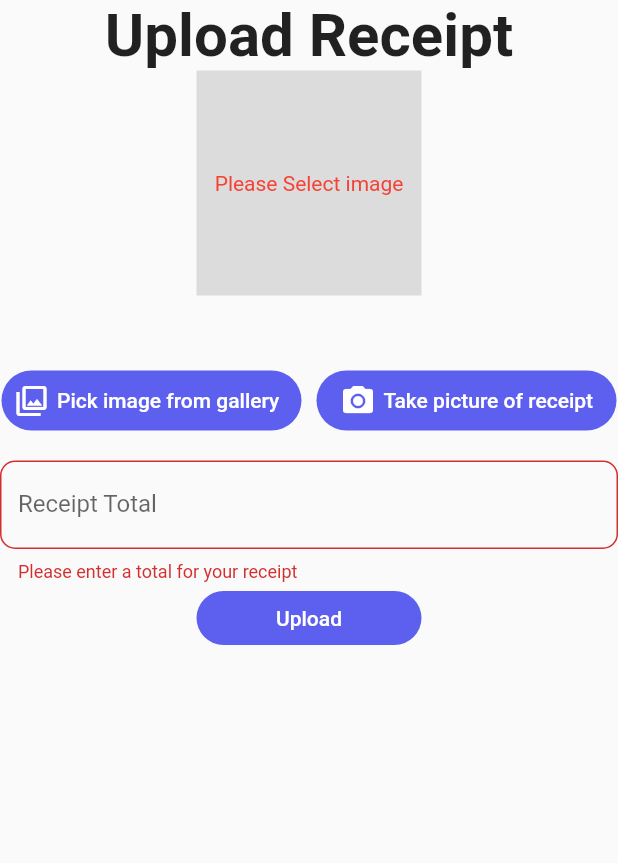
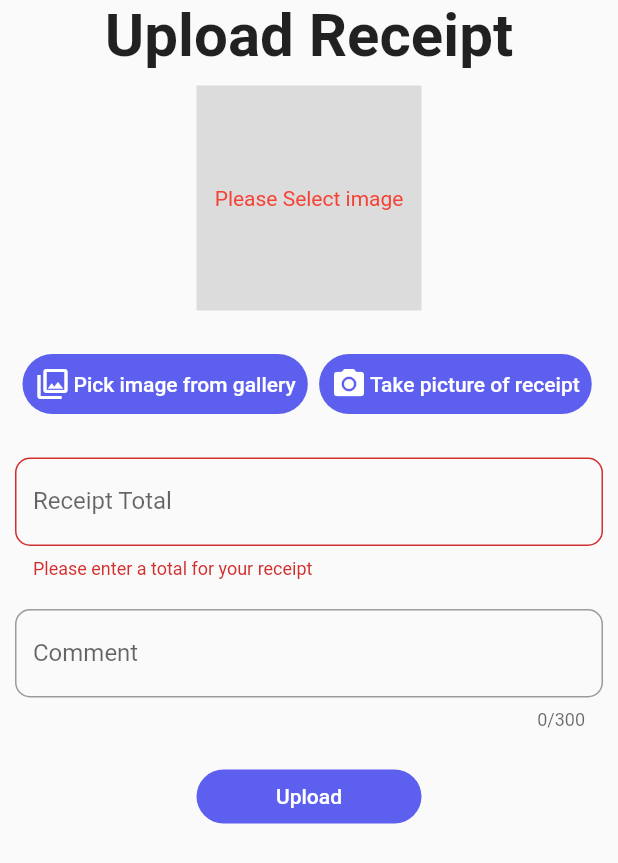
Before and after one commit to Austin-Metke/expense_tracker, a Flutter app: the ReceiptRoute screen opened directly, after a tap on "Upload", on a phone screen of 412 x 824 dp. Shown: the top 863 px of the screen. Run offline on Flutter 3.47's test engine with Material 2 defaults, Android fonts, the phone set to English and light mode, and no system bars; drawn by our look-alikes of oktoast; our stand-ins replace cloud_firestore, cloud_functions, currency_text_input_formatter, firebase_auth, firebase_core, flutter_native_image and 2 more; missing offline and left inert: dart:ffi, firebase_auth_platform_interface; accounts and stored records are empty.

```diff
--- a/lib/Global.dart
+++ b/lib/Global.dart
@@ -1,12 +1,15 @@
+import 'package:firebase_auth/firebase_auth.dart';
 import 'package:flutter/material.dart';
 class Global {
 
   static Color colorBlue = const Color(0xff5d5fef);
 
-  static ButtonStyle defaultButtonStyle = TextButton.styleFrom(
+  static ButtonStyle defaultButtonStyle =  TextButton.styleFrom(
   shape: const StadiumBorder(),
   maximumSize: Size.infinite,
   backgroundColor: Global.colorBlue,
   primary: Colors.white,
   );
+  static FirebaseAuth auth = FirebaseAuth.instance;
+
 }
--- a/lib/Receipt.dart
+++ b/lib/Receipt.dart
@@ -6,28 +6,31 @@ class Receipt {
 
   double? _receiptTotal;
   File? _receiptImage;
+  String? _receiptComment;
   toJson() => _serializeToJson(this);
 
 
-  Receipt({required double? total, required File? image }) {
+  Receipt({required double? total, required File? image, String? comment}) {
 
     _receiptTotal = total;
     _receiptImage = image;
+    _receiptComment = comment;
 
   }
 
    Map<String, dynamic> _serializeToJson(Receipt receipt)  {
 
 
-   var imageAsBytes = File(receipt._receiptImage.toString().substring(0, receipt._receiptImage.toString().length - 1).substring(7)).readAsBytesSync();
+   final _imageAsBytes = File(receipt._receiptImage!.absolute.path).readAsBytesSync();
 
-   var b64Enc = base64Encode(imageAsBytes);
+   final _b64Enc = base64Encode(_imageAsBytes);
 
 
     return <String, dynamic>{
 
-      'image': b64Enc,
-      'total': receipt._receiptTotal
+      'image': _b64Enc,
+      'total': receipt._receiptTotal,
+      'comment': receipt._receiptComment,
 
     };
 
--- a/lib/ReceiptPage.dart
+++ b/lib/ReceiptPage.dart
@@ -1,6 +1,7 @@
+import 'dart:ffi';
 import 'dart:io';
+import 'package:cloud_firestore/cloud_firestore.dart';
 import 'package:firebase_auth/firebase_auth.dart';
-import 'package:firebase_database/firebase_database.dart';
 import 'package:flutter/material.dart';
 import 'package:flutter/services.dart';
 import 'package:image_picker/image_picker.dart';
@@ -19,23 +20,23 @@ class ReceiptRoute extends StatefulWidget {
 
 class _ReceiptRouteState extends State<ReceiptRoute> {
   final _key = GlobalKey<FormState>();
+  final _commentLength = 140;
   File? _image;
   double? _receiptTotal;
+  String? _comment;
   final _format = CurrencyTextInputFormatter(
       symbol: "\$ ", decimalDigits: 2, turnOffGrouping: true);
   var auth = FirebaseAuth.instance;
-  var dbRef = FirebaseDatabase.instance.ref("users");
-
-  late bool showLoading = false;
+  var dbRef = FirebaseFirestore.instance.collection('users');
+  var _enableButton = true;
+  final characterLimit = 300;
 
   @override
   Widget build(BuildContext context) {
     return OKToast(
-
         radius: 10,
-
         child: Scaffold(
-      resizeToAvoidBottomInset: false,
+          resizeToAvoidBottomInset: true,
           body: SingleChildScrollView(
             child: Form(
               key: _key,
@@ -51,12 +52,17 @@ class _ReceiptRouteState extends State<ReceiptRoute> {
                       ),
                     ),
                   ),
-              _image != null
+
+                  //*************Image*************
+                  Padding(
+                    padding: const EdgeInsets.all(10),
+                    child: Container(
+                      child: _image != null
                           ? Image.file(
                               _image!,
                               filterQuality: FilterQuality.medium,
                               width: 150,
-                      height: 200,
+                              height: 150,
                               fit: BoxFit.cover,
                             )
                           : Container(
@@ -71,37 +77,40 @@ class _ReceiptRouteState extends State<ReceiptRoute> {
                                         ? Colors.black
                                         : Colors.red,
                                   ),
-                      ))),
-              const SizedBox(
-                height: 50,
                                 ),
-              Row(
+                              ),
+                            ),
+                    ),
+                  ),
+                  //***********************
+
+                  //*************ImageButtons*************
+                  Padding(
+                    padding: const EdgeInsets.all(10),
+                    child: Row(
                         crossAxisAlignment: CrossAxisAlignment.center,
                         mainAxisAlignment: MainAxisAlignment.center,
                         children: <Widget>[
-                    SizedBox(
-                      height: 40,
-                      width: 200,
+                          Padding(
+                            padding: const EdgeInsets.all(2.5),
                             child: TextButton(
                               style: Global.defaultButtonStyle,
                               child: Row(
                                 children: const <Widget>[
-                            Icon(
+                                  Padding(
+                                    padding: EdgeInsets.fromLTRB(0, 0, 2, 0),
+                                    child: Icon(
                                       Icons.photo_library_outlined,
                                     ),
-                            SizedBox(width: 5),
+                                  ),
                                   Text("Pick image from gallery"),
                                 ],
                               ),
                               onPressed: () => getImage(),
                             ),
                           ),
-                    const SizedBox(
-                      width: 10,
-                    ),
-                    SizedBox(
-                      height: 40,
-                      width: 200,
+                          Padding(
+                            padding: EdgeInsets.all(5),
                             child: TextButton(
                               style: Global.defaultButtonStyle,
                               onPressed: () => getCamera(),
@@ -109,15 +118,22 @@ class _ReceiptRouteState extends State<ReceiptRoute> {
                                   crossAxisAlignment: CrossAxisAlignment.center,
                                   mainAxisAlignment: MainAxisAlignment.center,
                                   children: const <Widget>[
-                              Icon(Icons.camera_alt),
-                              SizedBox(width: 5),
+                                    Padding(
+                                      padding: EdgeInsets.fromLTRB(0, 0, 2, 0),
+                                      child: Icon(Icons.camera_alt),
+                                    ),
                                     Text("Take picture of receipt"),
                                   ]),
                             ),
                           ),
                         ]),
-              const SizedBox(height: 20),
-              TextFormField(
+                  ),
+                  //**************************
+
+                  //************TotalFormField***********
+                  Padding(
+                    padding: EdgeInsets.all(10),
+                    child: TextFormField(
                       decoration: InputDecoration(
                         labelText: "Receipt Total",
                         hintText: _format.format('000'),
@@ -127,31 +143,56 @@ class _ReceiptRouteState extends State<ReceiptRoute> {
                       ),
                       showCursor: true,
                       keyboardType: TextInputType.number,
-
-                //Ternary operation prevents substring() error from parsing a null value
                       onChanged: (value) =>
                           _receiptTotal = double.parse(value.substring(2)),
-                onFieldSubmitted: (value) => _key.currentState?.validate(),
-
+                      onFieldSubmitted: (value) =>
+                          _key.currentState?.validate(),
                       validator: (value) => _validateTotal(value),
                       inputFormatters: [_format],
                     ),
-              SizedBox(
+                  ),
+                  //**********************************
+
+                  //***********CommentFormField*********
+                  Padding(
+                    padding: const EdgeInsets.all(10),
+                    child: TextFormField(
+                      decoration: const InputDecoration(
+                        labelText: "Comment",
+                        hintText: "Add a comment (optional)",
+                        border: OutlineInputBorder(
+                          borderRadius: BorderRadius.all(Radius.circular(10)),
+                        ),
+                      ),
+                      onChanged: (value) => _comment = value,
+                      validator: (value) => _validateComment(value),
+                      onFieldSubmitted: (value) =>
+                          _key.currentState?.validate(),
+                      maxLength: characterLimit,
+                    ),
+                  ),
+                  //**********************************
+
+                  //************UploadButton**********
+                  Padding(
+                    padding: const EdgeInsets.all(10),
+                    child: SizedBox(
                       width: 150,
                       child: TextButton(
                         style: Global.defaultButtonStyle,
-                    child: Text("Upload"),
-                    onPressed: () => _uploadReceipt(),
-                  )
+                        child: const Text("Upload"),
+                        //Ternary operation to ensure _uploadReceipt() isn't called during an upload
+                        onPressed: () =>
+                            _enableButton ? _uploadReceipt() : null,
                       ),
-
-
+                    ),
+                  ),
+                  //*********************************
                 ],
               ),
             ),
           ),
-    )
-    );
+        ));
   }
 
   Future getImage() async {
@@ -182,30 +223,24 @@ class _ReceiptRouteState extends State<ReceiptRoute> {
     }
   }
 
+
+
   Future<void> _uploadReceipt() async {
     final formState = _key.currentState;
 
-    setState(() => showLoading = true);
+    if (formState!.validate() && _validateImage(_image)) {
+      _uploadWait();
 
-    if (formState!.validate() && _validateImage(_image)) {
-
-      _showLoadingToast();
-
-      final Receipt receipt = Receipt(image: _image, total: _receiptTotal);
-
-
-      await dbRef
-          .child(auth.currentUser!.uid)
-          .child('receipts')
-          .push()
-          .set(receipt.toJson())
-          .then((value) => _showSuccess())
-          .onError((error, stackTrace) => _showErrorToast());
+      final Receipt receipt =
+          Receipt(image: _image, total: _receiptTotal, comment: _comment);
+      await dbRef.doc(Global.auth.currentUser?.uid).collection("receipts").add(receipt.toJson()).then((value) => _uploadSuccess()).onError((error, stackTrace) => _uploadFail());
     }
   }
 
   _validateTotal(String? value) {
-    if (value!.isEmpty || _receiptTotal!.isNaN) {
+    if (value!.isEmpty ||
+        _receiptTotal!.isNaN ||
+        double.parse(value.substring(2)) == 0) {
       return 'Please enter a total for your receipt';
     }
 
@@ -219,15 +254,12 @@ class _ReceiptRouteState extends State<ReceiptRoute> {
     return true;
   }
 
+  _validateComment(String? value) {
+    if (value!.length > _commentLength) {
+      return 'Comment is too long';
+    }
 
-
-
-
-
-
-
-
-
+    return null;
   }
 
   Future<File?> _compressImage(File? image) async {
@@ -246,48 +278,59 @@ _stripImage(File? image) {
     var compimg = _compressImage(image);
 
     //TODO Create method to make _image monochrome
-  //var strippedimage = _grayscaleImage(compimg);
 
     return compimg;
   }
 
-_showSuccess() {
+
+  _uploadFail() {
+    _errorToast();
+    _enableButton = true;
+  }
+
+  _uploadSuccess() {
+    _successToast();
+    _enableButton = true;
+  }
+
+  _uploadWait() {
+    _loadingToast();
+    _enableButton = false;
+  }
+
+  _successToast() {
     showToast(
       'Upload complete!',
       position: ToastPosition.bottom,
-    backgroundColor: Colors.green.withOpacity(0.3),
-    radius: 10.0,
-    textStyle: const TextStyle(fontSize: 18.0, color: Colors.white),
-    dismissOtherToast: true,
-    textAlign: TextAlign.center,
-
-  );
-}
-
-
-_showErrorToast() {
-
-  showToast(
-    'Upload failed!',
-    position: ToastPosition.bottom,
-    backgroundColor: Colors.red.withOpacity(0.3),
-    radius: 10.0,
-    textStyle: const TextStyle(fontSize: 18.0, color: Colors.white),
-    dismissOtherToast: true,
-    textAlign: TextAlign.center,
-  );
-
-}
-
-
-_showLoadingToast() {
-  showToast(
-    'Uploading...',
-    position: ToastPosition.bottom,
-    backgroundColor: Colors.grey.withOpacity(0.3),
+      backgroundColor: Colors.greenAccent.shade400,
       radius: 10.0,
       textStyle: const TextStyle(fontSize: 18.0, color: Colors.white),
       dismissOtherToast: true,
       textAlign: TextAlign.center,
     );
   }
+
+  _errorToast() {
+    showToast(
+      'Upload failed!',
+      position: ToastPosition.bottom,
+      backgroundColor: Colors.red,
+      radius: 10.0,
+      textStyle: const TextStyle(fontSize: 18.0, color: Colors.white),
+      dismissOtherToast: true,
+      textAlign: TextAlign.center,
+    );
+  }
+
+  _loadingToast() {
+    showToast(
+      'Uploading...',
+      position: ToastPosition.bottom,
+      backgroundColor: Colors.grey,
+      radius: 10.0,
+      textStyle: const TextStyle(fontSize: 18.0, color: Colors.white),
+      dismissOtherToast: true,
+      textAlign: TextAlign.center,
+    );
+  }
+}
--- a/lib/main.dart
+++ b/lib/main.dart
@@ -1,4 +1,3 @@
-
 import 'package:expense_tracker/login_page.dart';
 import 'package:firebase_core/firebase_core.dart';
 import 'package:flutter/cupertino.dart';
--- a/pubspec.yaml
+++ b/pubspec.yaml
@@ -36,11 +36,12 @@ dependencies:
   cupertino_icons: ^1.0.2
   firebase_core: ^1.12.0
   firebase_auth: ^3.3.6
-  firebase_database: ^9.0.6
+  cloud_firestore: ^3.1.8
   image_picker: ^0.8.4+8
   currency_text_input_formatter: ^2.1.5
   flutter_native_image: ^0.0.6+1
   oktoast: ^3.1.5
+  cloud_functions: ^3.2.7
 dev_dependencies:
   flutter_test:
     sdk: flutter
```
Also changed, not shown: lib/EditUserPage.dart (+58 -2 lines), lib/ManagerFunctions.dart (deleted, +0 -87 lines), lib/User.dart (added, +33 -0 lines), lib/UserFunctions.dart (added, +125 -0 lines), lib/login_page.dart (+11 -34 lines), lib/EmployeeFunctionsPage.dart (renamed from lib/EmployeeFunctions.dart), pubspec.lock, 2 other files. Lines whose indentation alone changed are shown as unchanged.
